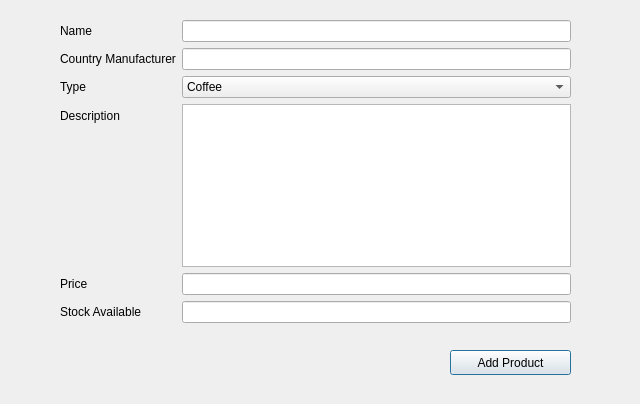
Above: new_product.ui from mmoallemi99/AP-Final-Project before the change. Below: the same form after it.
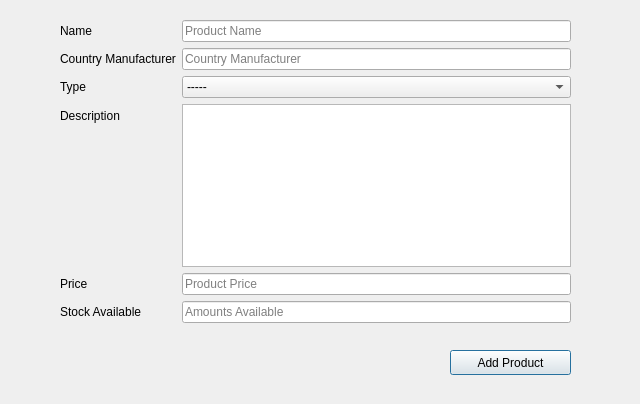
That is the form after the change.

The edit to the form file:
```diff
--- a/new_product.ui
+++ b/new_product.ui
@@ -31,7 +31,11 @@
      </widget>
     </item>
     <item row="0" column="1">
-     <widget class="QLineEdit" name="name_input"/>
+     <widget class="QLineEdit" name="name_input">
+      <property name="placeholderText">
+       <string>Product Name</string>
+      </property>
+     </widget>
     </item>
     <item row="1" column="0">
      <widget class="QLabel" name="country">
@@ -41,7 +45,11 @@
      </widget>
     </item>
     <item row="1" column="1">
-     <widget class="QLineEdit" name="country_input"/>
+     <widget class="QLineEdit" name="country_input">
+      <property name="placeholderText">
+       <string>Country Manufacturer</string>
+      </property>
+     </widget>
     </item>
     <item row="2" column="0">
      <widget class="QLabel" name="type">
@@ -52,6 +60,11 @@
     </item>
     <item row="2" column="1">
      <widget class="QComboBox" name="type_select">
+      <item>
+       <property name="text">
+        <string>-----</string>
+       </property>
+      </item>
       <item>
        <property name="text">
         <string>Coffee</string>
@@ -102,7 +115,11 @@
      </widget>
     </item>
     <item row="4" column="1">
-     <widget class="QLineEdit" name="price_input"/>
+     <widget class="QLineEdit" name="price_input">
+      <property name="placeholderText">
+       <string>Product Price</string>
+      </property>
+     </widget>
     </item>
     <item row="5" column="0">
      <widget class="QLabel" name="stock_available">
@@ -112,7 +129,11 @@
      </widget>
     </item>
     <item row="5" column="1">
-     <widget class="QLineEdit" name="stock_available_input"/>
+     <widget class="QLineEdit" name="stock_available_input">
+      <property name="placeholderText">
+       <string notr="true">Amounts Available</string>
+      </property>
+     </widget>
     </item>
    </layout>
   </widget>
```
Left out of the diff: 10 changed lines with no effect on the pictures.
